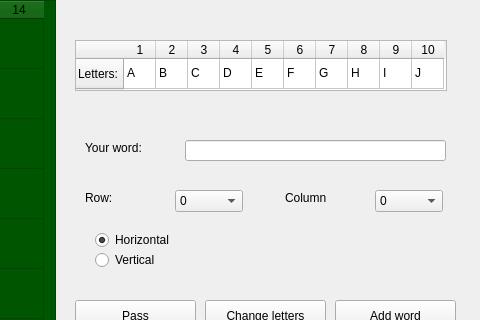
Qt form Scrabble_GUI/Game_GUI.ui (sobolak/scrabble) before a commit; both pictures show x 725 to 1205 and y 0 to 320 of the 1205 by 781 pixel window.
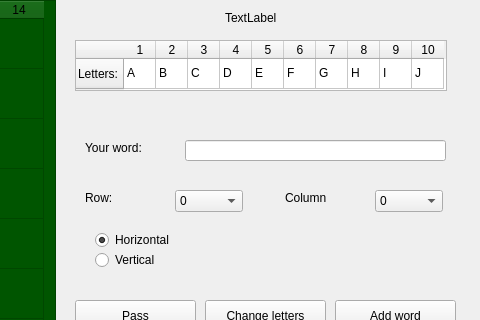
The same form after that commit.

Commit message: start of 1vs1 game - something strange with function playerLetterRefresh

Patch:
```diff
--- a/Scrabble_GUI/Game_GUI.ui
+++ b/Scrabble_GUI/Game_GUI.ui
@@ -3096,6 +3096,19 @@
     <string>Change letters</string>
    </property>
   </widget>
+  <widget class="QLabel" name="label">
+   <property name="geometry">
+    <rect>
+     <x>950</x>
+     <y>10</y>
+     <width>111</width>
+     <height>16</height>
+    </rect>
+   </property>
+   <property name="text">
+    <string>TextLabel</string>
+   </property>
+  </widget>
  </widget>
  <layoutdefault spacing="6" margin="11"/>
  <resources/>
```
The commit also changes 20 other files.
